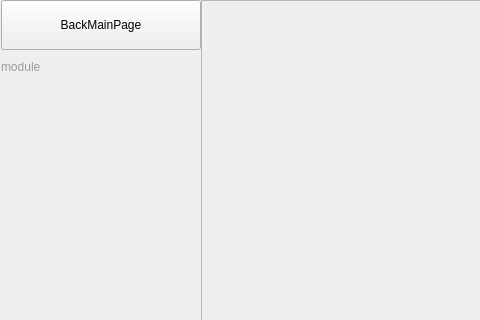
Qt form mainui/modulepagewidget.ui (ukui/ukui-control-center) before a commit; both pictures show x 0 to 480 and y 0 to 320 of the 1004 by 712 pixel window.
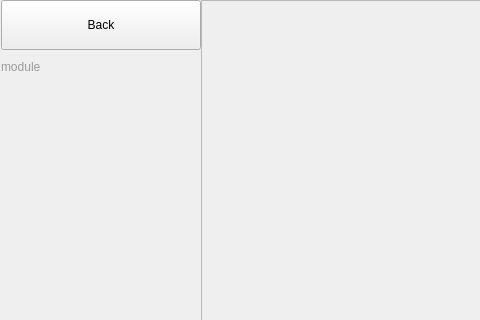
The same form after that commit.

Diff of the .ui file:
```diff
--- a/mainui/modulepagewidget.ui
+++ b/mainui/modulepagewidget.ui
@@ -93,7 +93,7 @@
              </size>
             </property>
             <property name="text">
-             <string>BackMainPage</string>
+             <string>Back</string>
             </property>
            </widget>
           </item>
```
Left out of the diff: 2 changed lines with no effect on the pictures.
